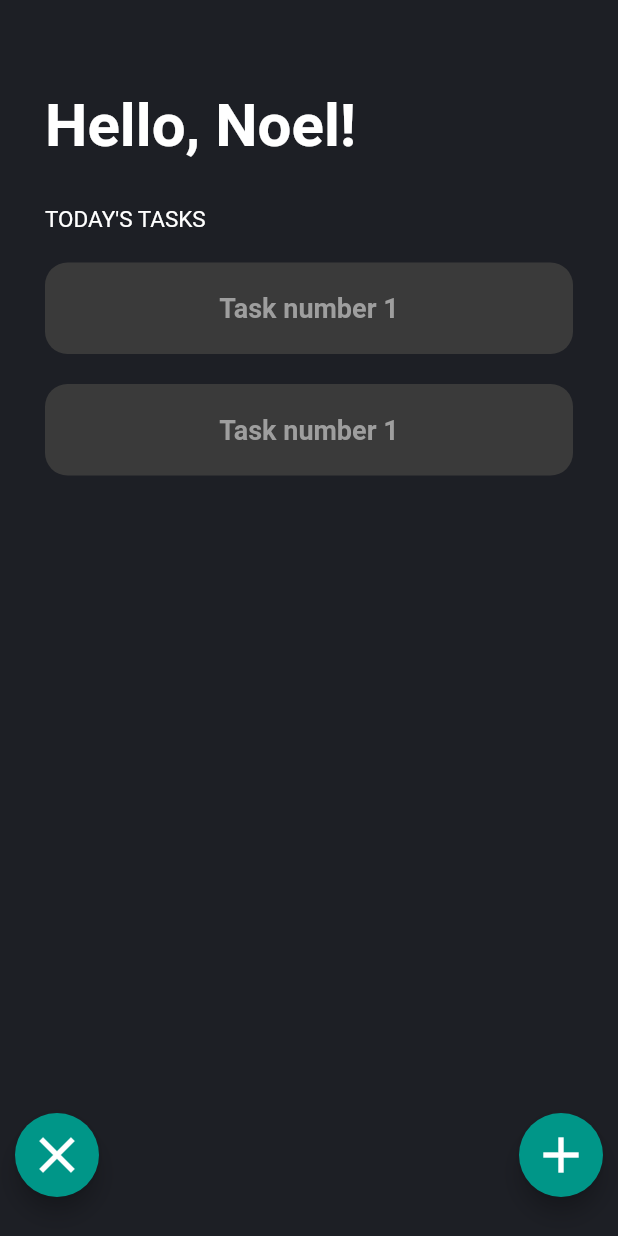
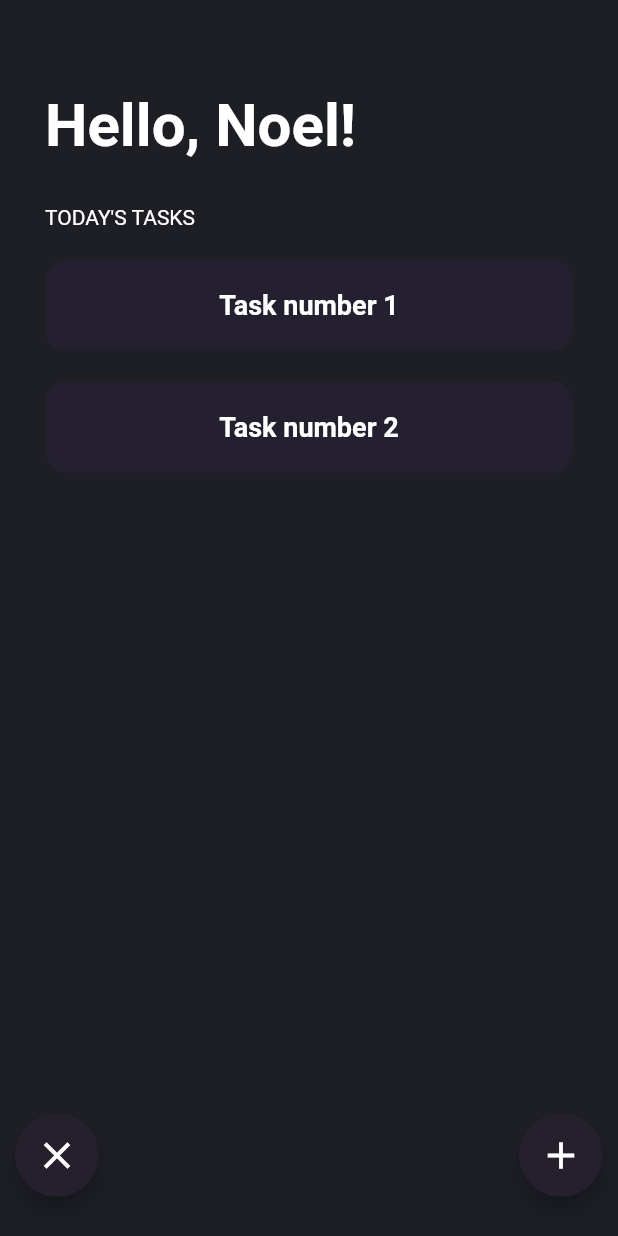
Before and after one commit to NoelCov/my_own_todo_app, a Flutter app: the screen it shows after launch, on a phone screen of 412 x 824 dp. Run offline on Flutter 3.47's test engine with Material 2 defaults, Android fonts, the phone set to English and light mode, and no system bars.

Commit message:
Added some functionality to the tasks

```diff
--- /dev/null
+++ b/lib/data_provider.dart
@@ -0,0 +1,29 @@
+import 'package:flutter/cupertino.dart';
+import 'package:to_do_app/models/task.dart';
+
+class DataProvider extends ChangeNotifier {
+  List<Task> tasks = [
+    Task(taskName: 'Task number 1'),
+    Task(taskName: 'Task number 2'),
+  ];
+
+  void isDoneToggle(Task task) {
+    task.toggleDone();
+    notifyListeners();
+  }
+
+  void addTask(String newTask) {
+    tasks.add(Task(taskName: newTask));
+    notifyListeners();
+  }
+
+  void deleteTask(Task toDelete) {
+    tasks.remove(toDelete);
+    notifyListeners();
+  }
+
+  void deleteAll() {
+    tasks = [];
+    notifyListeners();
+  }
+}
--- a/lib/home_page.dart
+++ b/lib/home_page.dart
@@ -1,28 +1,18 @@
 import 'package:flutter/material.dart';
+import 'package:to_do_app/widgets/floating_action_buttons.dart';
+import 'package:to_do_app/widgets/task_container.dart';
+import 'package:to_do_app/data_provider.dart';
+import 'package:provider/provider.dart';
 
 class HomePage extends StatelessWidget {
   @override
   Widget build(BuildContext context) {
+    return Consumer<DataProvider>(
+      builder: (context, data, child) {
         return Scaffold(
-      floatingActionButtonLocation: FloatingActionButtonLocation.centerFloat,
-      floatingActionButton: Padding(
-        padding: const EdgeInsets.all(10.0),
-        child: Row(
-          mainAxisAlignment: MainAxisAlignment.spaceBetween,
-          children: [
-            FloatingActionButton(
-              backgroundColor: Colors.teal,
-              onPressed: () {},
-              child: Icon(Icons.clear, size: 40.0, color: Colors.white),
-            ),
-            FloatingActionButton(
-              backgroundColor: Colors.teal,
-              onPressed: () {},
-              child: Icon(Icons.add, size: 40.0, color: Colors.white),
-            ),
-          ],
-        ),
-      ),
+          floatingActionButtonLocation:
+              FloatingActionButtonLocation.centerFloat,
+          floatingActionButton: FloatingActionButtons(),
           body: Column(
             crossAxisAlignment: CrossAxisAlignment.stretch,
             children: [
@@ -41,46 +31,34 @@ class HomePage extends StatelessWidget {
                 child: Text(
                   'TODAY\'S TASKS',
                   style: TextStyle(
-                fontSize: 15.0,
+                    fontSize: 14.0,
                   ),
                 ),
               ),
-          TaskContainer(),
-          TaskContainer(),
+              Expanded(
+                child: ListView.builder(
+                  itemBuilder: (context, index) {
+                    return GestureDetector(
+                      onLongPress: () {
+                        data.deleteTask(data.tasks[index]);
+                      },
+                      onTap: () {
+                        data.isDoneToggle(data.tasks[index]);
+                      },
+                      child: TaskContainer(
+                        taskName: data.tasks[index].taskName,
+                        isDone: data.tasks[index].isDone,
+                      ),
+                    );
+                  },
+                  itemCount: data.tasks.length,
+                  shrinkWrap: true,
+                ),
+              )
             ],
           ),
         );
-  }
-}
-
-class TaskContainer extends StatelessWidget {
-  const TaskContainer({
-    Key key,
-  }) : super(key: key);
-
-  @override
-  Widget build(BuildContext context) {
-    return GestureDetector(
-      onTap: () {
-        print('Hello');
       },
-      child: Container(
-        padding: EdgeInsets.symmetric(vertical: 20.0, horizontal: 10.0),
-        margin: EdgeInsets.symmetric(horizontal: 30.0, vertical: 10.0),
-        decoration: BoxDecoration(
-            color: Color(0xFF3A3A3A),
-            borderRadius: BorderRadius.circular(15.0)),
-        child: Center(
-          child: Text(
-            'Task number 1',
-            style: TextStyle(
-                color: Colors.grey,
-                fontSize: 18.0,
-                fontWeight: FontWeight.bold,
-                textBaseline: TextBaseline.ideographic),
-          ),
-        ),
-      ),
     );
   }
 }
--- a/lib/main.dart
+++ b/lib/main.dart
@@ -1,18 +1,21 @@
 import 'package:flutter/material.dart';
 import 'package:to_do_app/home_page.dart';
+import 'package:provider/provider.dart';
+import 'package:to_do_app/data_provider.dart';
 
-void main() {
-  runApp(MyApp());
-}
+void main() => runApp(MyApp());
 
 class MyApp extends StatelessWidget {
   @override
   Widget build(BuildContext context) {
-    return MaterialApp(
-      theme: ThemeData.dark().copyWith(
-        scaffoldBackgroundColor: Color(0xFF1D1F25),
+    return ChangeNotifierProvider<DataProvider>(
+      create: (context) => DataProvider(),
+      child: MaterialApp(
+        theme: ThemeData.dark().copyWith(
+          scaffoldBackgroundColor: Color(0xFF1D1F25),
+        ),
+        home: HomePage(),
       ),
-      home: HomePage(),
     );
   }
 }
--- /dev/null
+++ b/lib/models/task.dart
@@ -0,0 +1,11 @@
+class Task {
+
+  final String taskName;
+  bool isDone;
+
+  Task({this.taskName, this.isDone = false});
+
+  void toggleDone(){
+    isDone = !isDone;
+  }
+}
--- /dev/null
+++ b/lib/widgets/floating_action_buttons.dart
@@ -0,0 +1,39 @@
+import 'package:flutter/material.dart';
+import 'package:to_do_app/Screens/add_task.dart';
+import 'package:to_do_app/data_provider.dart';
+import 'package:provider/provider.dart';
+
+class FloatingActionButtons extends StatelessWidget {
+  @override
+  Widget build(BuildContext context) {
+    return Consumer<DataProvider>(
+      builder: (context, data, child) {
+        return Padding(
+          padding: const EdgeInsets.all(10.0),
+          child: Row(
+            mainAxisAlignment: MainAxisAlignment.spaceBetween,
+            children: [
+              FloatingActionButton(
+                backgroundColor: Color(0xFF25202B),
+                onPressed: () {
+                  data.deleteAll();
+                },
+                child: Icon(Icons.clear, size: 30.0, color: Colors.white),
+              ),
+              FloatingActionButton(
+                backgroundColor: Color(0xFF25202B),
+                onPressed: () {
+                  showModalBottomSheet(
+                      context: context,
+                      isScrollControlled: true,
+                      builder: (context) => AddTaskScreen());
+                },
+                child: Icon(Icons.add, size: 30.0, color: Colors.white),
+              ),
+            ],
+          ),
+        );
+      },
+    );
+  }
+}
--- /dev/null
+++ b/lib/widgets/task_container.dart
@@ -0,0 +1,35 @@
+import 'package:flutter/material.dart';
+import 'package:provider/provider.dart';
+import 'package:to_do_app/data_provider.dart';
+
+class TaskContainer extends StatelessWidget {
+  TaskContainer({this.taskName, this.isDone});
+
+  final String taskName;
+  final bool isDone;
+
+  @override
+  Widget build(BuildContext context) {
+    return Consumer<DataProvider>(
+      builder: (context, data, child) {
+        return Container(
+          padding: EdgeInsets.symmetric(vertical: 20.0, horizontal: 10.0),
+          margin: EdgeInsets.symmetric(horizontal: 30.0, vertical: 10.0),
+          decoration: BoxDecoration(
+              color: Color(0xFF252030),
+              borderRadius: BorderRadius.circular(15.0)),
+          child: Center(
+            child: Text(
+              '$taskName',
+              style: TextStyle(
+                  decoration: isDone ? TextDecoration.lineThrough : TextDecoration.none,
+                  fontSize: 18.0,
+                  fontWeight: FontWeight.bold,
+                  textBaseline: TextBaseline.ideographic),
+            ),
+          ),
+        );
+      },
+    );
+  }
+}
--- a/pubspec.yaml
+++ b/pubspec.yaml
@@ -28,6 +28,7 @@ dependencies:
   # The following adds the Cupertino Icons font to your application.
   # Use with the CupertinoIcons class for iOS style icons.
   cupertino_icons: ^1.0.2
+  provider: ^5.0.0
 
 dev_dependencies:
   flutter_test:
```
Also changed, not shown: lib/Screens/add_task.dart (added, +69 -0 lines), pubspec.lock. Lines whose indentation alone changed are shown as unchanged.
